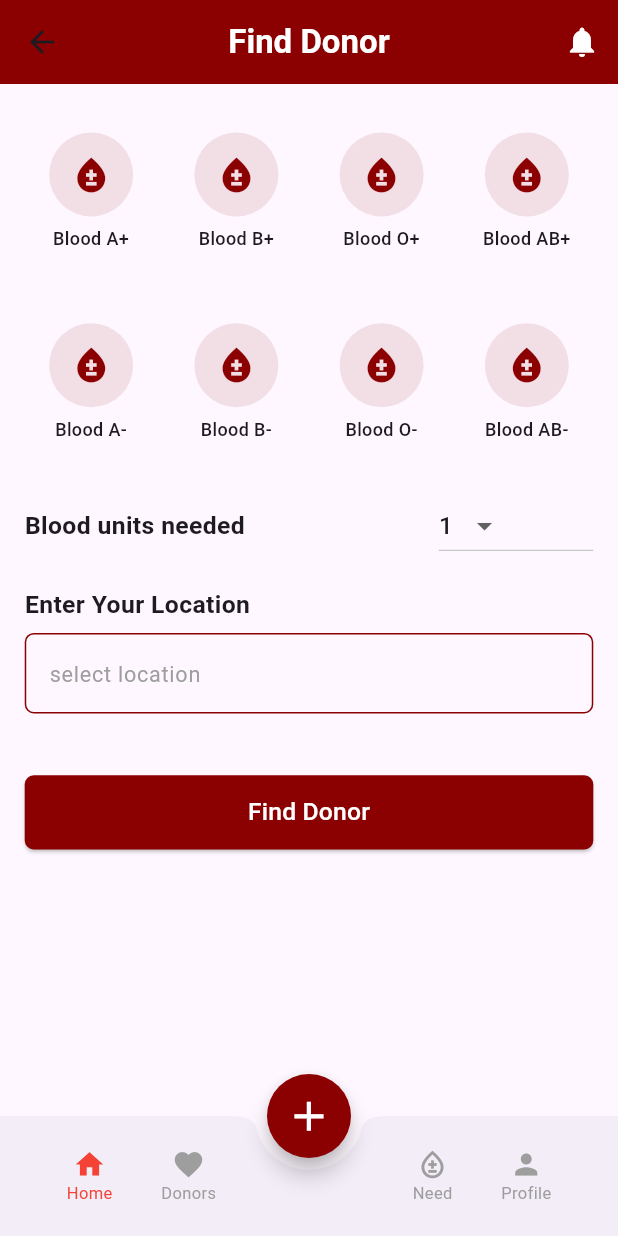
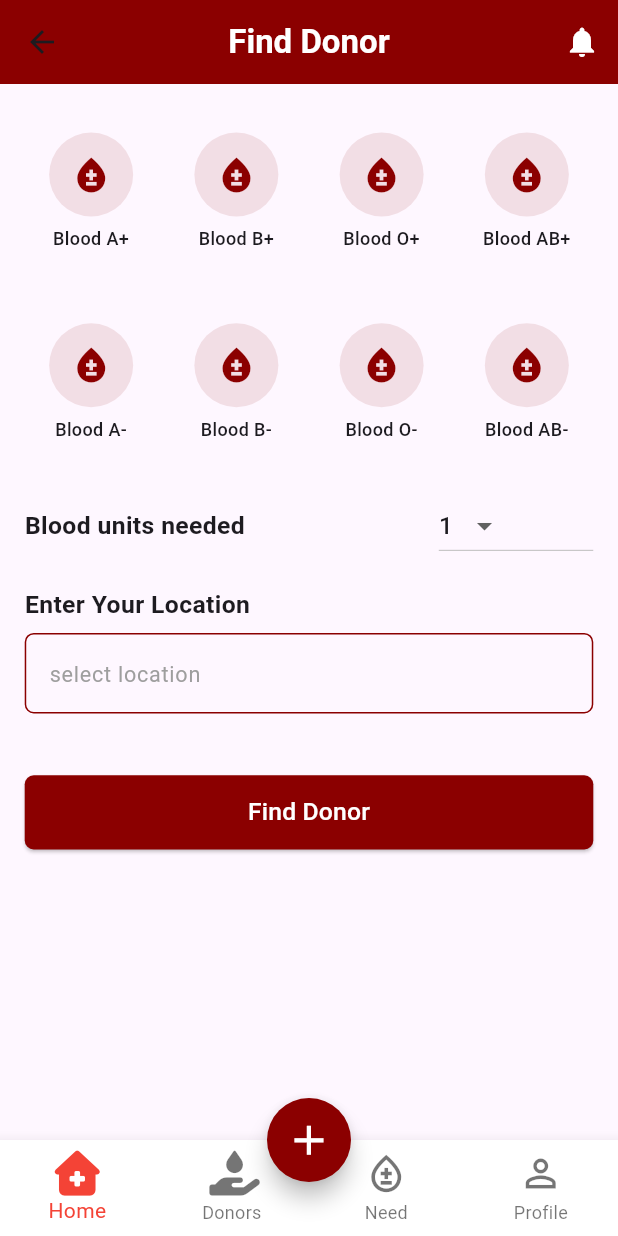
Before and after one commit to Hamid-Raza-22/blood_bank_test_project, a Flutter app: the HomeScreen screen opened directly, after a tap on "Find Donors", on a phone screen of 412 x 824 dp. Run offline on Flutter 3.47's test engine with Material 3 defaults, Android fonts, the phone set to English and light mode, and no system bars; our stand-ins replace font_awesome_flutter; network calls fail.

Commit message:
refactor: Replace custom BottomNavBar with standard Flutter widget and update icons
- Refactored `CustomBottomNavBar` in `lib/bottom_navigation/bottom_navigation_bar.dart` to use the standard `BottomNavigationBar` widget instead of a custom `BottomAppBar` implementation.
- Updated icons throughout the app to use `FontAwesomeIcons`, including the bottom navigation bar and the floating action button on the home screen.
- Corrected asset paths for social media icons in `lib/screens/login_screen.dart` from `assets/images/` to `assets/icons/`.
- Added a `SafeArea` to `lib/screens/home_screen.dart` to prevent UI overlap with system elements.

```diff
--- a/lib/bottom_navigation/bottom_navigation_bar.dart
+++ b/lib/bottom_navigation/bottom_navigation_bar.dart
@@ -1,5 +1,9 @@
 import 'package:flutter/material.dart';
+import 'package:font_awesome_flutter/font_awesome_flutter.dart';
 
+/// A custom bottom navigation bar widget.
+///
+/// This widget is designed to be reusable and customizable.
 class CustomBottomNavBar extends StatelessWidget {
   final int currentIndex;
   final Function(int) onTap;
@@ -12,79 +16,51 @@ class CustomBottomNavBar extends StatelessWidget {
 
   @override
   Widget build(BuildContext context) {
-    final double fabSpace = MediaQuery.of(context).size.width * 0.18; // ✅ responsive gap
+    final theme = Theme.of(context);
 
-    return BottomAppBar(
-      shape: const CircularNotchedRectangle(),
-      notchMargin: 8,
-      child: SafeArea(
-        child: Row(
-          mainAxisAlignment: MainAxisAlignment.spaceEvenly,
-          children: [
-            _buildNavItem(
-              icon: Icons.home,
-              label: "Home",
-              index: 0,
-              isSelected: currentIndex == 0,
-              onTap: onTap,
-            ),
-            _buildNavItem(
-              icon: Icons.favorite,
-              label: "Donors",
-              index: 1,
-              isSelected: currentIndex == 1,
-              onTap: onTap,
-            ),
-            SizedBox(width: fabSpace), // ✅ FAB ke liye responsive jagah
-            _buildNavItem(
-              icon: Icons.bloodtype_outlined,
-              label: "Need",
-              index: 2,
-              isSelected: currentIndex == 2,
-              onTap: onTap,
-            ),
-            _buildNavItem(
-              icon: Icons.person,
-              label: "Profile",
-              index: 3,
-              isSelected: currentIndex == 3,
-              onTap: onTap,
-            ),
-          ],
-        ),
-      ),
+    return BottomNavigationBar(
+      currentIndex: currentIndex,
+      onTap: onTap,
+      iconSize: 30,
+      selectedFontSize: 14,
+      unselectedFontSize: 12,
+
+      mouseCursor: SystemMouseCursors.grab,
+      enableFeedback: true,
+      landscapeLayout: BottomNavigationBarLandscapeLayout.spread,
+      useLegacyColorScheme: true,
+      type: BottomNavigationBarType.fixed,
+      backgroundColor: Colors.white,
+      selectedItemColor: Colors.red,
+      // selectedItemColor: theme.colorScheme.primary,
+      unselectedItemColor: theme.unselectedWidgetColor,
+      showUnselectedLabels: true, // Explicitly show labels for all items
+      items: _navBarItems,
     );
   }
 
-  Widget _buildNavItem({
-    required IconData icon,
-    required String label,
-    required int index,
-    required bool isSelected,
-    required Function(int) onTap,
-  }) {
-    return InkWell(
-      onTap: () => onTap(index),
-      child: Padding(
-        padding: const EdgeInsets.symmetric(vertical: 6, horizontal: 4),
-        child: Column(
-          mainAxisSize: MainAxisSize.min,
-          children: [
-            Icon(
-              icon,
-              size: 22,
-              color: isSelected ? Colors.red : Colors.grey,
-            ),
-            Text(
-              label,
-              style: TextStyle(
-                color: isSelected ? Colors.red : Colors.grey,
-                fontSize: 11,
-              ),
-            ),
-          ],
-        ),
-      ),
-    );
-  }
+  // Using a private getter for the list of items improves readability
+  // and keeps the build method cleaner.
+  static const List<BottomNavigationBarItem> _navBarItems = [
+    BottomNavigationBarItem(
+      icon: Icon(FontAwesomeIcons.house),
+      label: "Home",
+      activeIcon: Icon(FontAwesomeIcons.houseMedical), // Example of an active icon
+    ),
+    BottomNavigationBarItem(
+      icon: Icon(FontAwesomeIcons.handHoldingDroplet),
+      label: "Donors",
+      activeIcon: Icon(FontAwesomeIcons.handHoldingDroplet),
+    ),
+    BottomNavigationBarItem(
+      icon: Icon(Icons.bloodtype_outlined),
+      label: "Need",
+      activeIcon: Icon(Icons.bloodtype),
+    ),
+    BottomNavigationBarItem(
+      icon: Icon(Icons.person_outline),
+      label: "Profile",
+      activeIcon: Icon(Icons.person),
+    ),
+  ];
 }
--- a/lib/screens/home_screen.dart
+++ b/lib/screens/home_screen.dart
@@ -2,6 +2,7 @@ import 'package:blood_bank_test_project/screens/chat_list_screen.dart';
 import 'package:blood_bank_test_project/screens/find_donor_screen.dart';
 import 'package:blood_bank_test_project/widgets/header_with_profie.dart';
 import 'package:flutter/material.dart';
+import 'package:font_awesome_flutter/font_awesome_flutter.dart';
 
 import '../bottom_navigation/bottom_navigation_bar.dart';
 import '../widgets/custom_card.dart';
@@ -44,8 +45,13 @@ class _HomeScreenState extends State<HomeScreen> {
     SizeConfig().init(context); // ✅ Initialize SizeConfig
 
     return Scaffold(
+      backgroundColor: Colors.white,
       resizeToAvoidBottomInset: false,
-      body: SingleChildScrollView(
+      body:
+      SafeArea(
+        bottom: false,
+
+        child: SingleChildScrollView(
           child: Column(
             children: [
               /// 🔹 Header + Overlapping HorizantalCardView
@@ -215,6 +221,7 @@ class _HomeScreenState extends State<HomeScreen> {
             ],
           ),
         ),
+      ),
 
       /// 🔹 Bottom Navigation
       bottomNavigationBar: CustomBottomNavBar(
@@ -229,7 +236,7 @@ class _HomeScreenState extends State<HomeScreen> {
         onPressed: _onCenterTap,
         backgroundColor: const Color(0xFF8B0000),
         child: Icon(
-          Icons.add,
+          FontAwesomeIcons.plus,
           size: SizeConfig.blockWidth * 8,
           color: Colors.white,
         ),
--- a/lib/screens/login_screen.dart
+++ b/lib/screens/login_screen.dart
@@ -135,15 +135,15 @@ class _SignInScreenState extends State<SignInScreen> {
                     mainAxisAlignment: MainAxisAlignment.spaceEvenly,
                     children: [
                       SocialButton(
-                        assetPath: "assets/images/google.png",
+                        assetPath: "assets/icons/google.png",
                         onPressed: () {},
                       ),
                       SocialButton(
-                        assetPath: "assets/images/facebook.png",
+                        assetPath: "assets/icons/facebook.png",
                         onPressed: () {},
                       ),
                       SocialButton(
-                        assetPath: "assets/images/apple.png",
+                        assetPath: "assets/icons/apple.png",
                         onPressed: () {},
                       ),
                     ],
```
Lines whose indentation alone changed are shown as unchanged.
